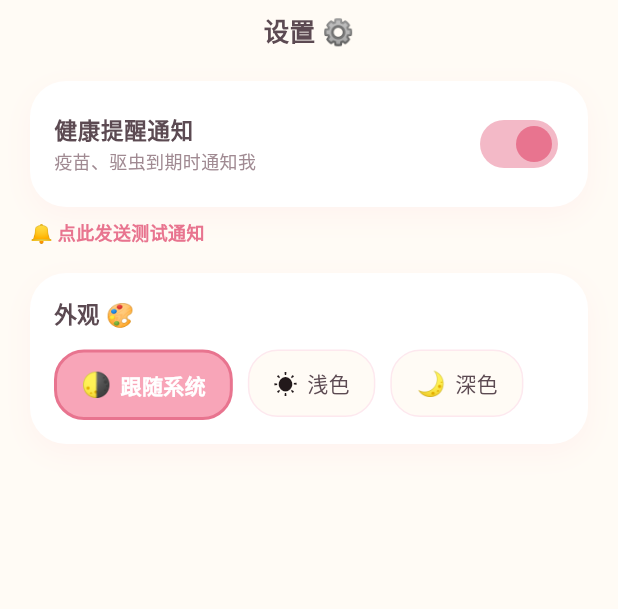
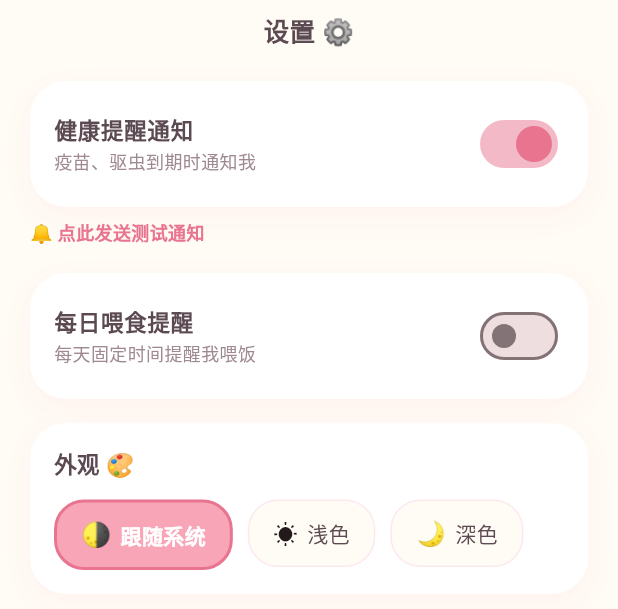
Before and after one commit to lvliang666666/ecat, a Flutter app: the _SettingsSheet widget shown alone on an empty page, opened directly, on a phone screen of 412 x 824 dp. Shown: the top 609 px of the screen. Run offline on Flutter 3.47's test engine with Material 3 defaults, Android fonts, the phone set to English and light mode, and no system bars; our stand-ins replace fl_chart, flutter_local_notifications, shared_preferences, timezone; missing offline and left inert: file_selector; accounts and stored records are empty.

Commit message:
feat(reminders): 每日喂食提醒 —— 固定时间提醒喂饭
- SettingsStore 新增 feedReminderEnabled / feedReminderMinutes（默认 09:00）
- Android：matchDateTimeComponents.time 每日重复，一次排定永久生效
- Windows：插件不支持周期调度 → 预排未来 7 天一次性通知，启动/数据变化时滚动重排
- 独立通知渠道 ecat_feed_reminders（Android 可单独关闭）
- 设置页新增子开关 + 时间选择（总开关关闭时置灰）
- 新增 2 个 SettingsStore 喂食提醒单测（默认值/持久化/钳制）

```diff
--- a/lib/pages/settings_sheet.dart
+++ b/lib/pages/settings_sheet.dart
@@ -15,6 +15,16 @@ import '../widgets/common.dart';
 Future<void> showSettingsSheet(BuildContext context) {
   return showCuteSheet(context: context, builder: (_) => const _SettingsSheet());
 }
+
+/// 分钟数 → 「09:00」文案
+String _minutesLabel(int minutes) {
+  final h = (minutes ~/ 60).toString().padLeft(2, '0');
+  final m = (minutes % 60).toString().padLeft(2, '0');
+  return '提醒时间：$h:$m';
+}
+
+TimeOfDay _minutesToTime(int minutes) =>
+    TimeOfDay(hour: minutes ~/ 60, minute: minutes % 60);
 
 class _SettingsSheet extends StatelessWidget {
   const _SettingsSheet();
@@ -106,6 +116,74 @@ class _SettingsSheet extends StatelessWidget {
         ),
         const SizedBox(height: 16),
 
+        // 每日喂食提醒（总开关关闭时置灰不可用）
+        CuteCard(
+          padding: const EdgeInsets.symmetric(horizontal: 16, vertical: 6),
+          child: Column(
+            children: [
+              SwitchListTile(
+                contentPadding: EdgeInsets.zero,
+                title: Text(
+                  '每日喂食提醒',
+                  style: TextStyle(
+                    fontSize: 15,
+                    fontWeight: FontWeight.bold,
+                    color: settings.notificationsEnabled
+                        ? AppColors.textMain
+                        : AppColors.textSub,
+                  ),
+                ),
+                subtitle: Text(
+                  '每天固定时间提醒我喂饭',
+                  style: TextStyle(fontSize: 12, color: AppColors.textSub),
+                ),
+                activeThumbColor: AppColors.pinkDeep,
+                value: settings.feedReminderEnabled,
+                onChanged: settings.notificationsEnabled
+                    ? (v) async {
+                        await context
+                            .read<SettingsStore>()
+                            .setFeedReminderEnabled(v);
+                        if (v && context.mounted) {
+                          showCuteToast(context, '每天会准时喊你喂饭啦 🍚');
+                        }
+                      }
+                    : null,
+              ),
+              // 时间选择行（子开关开启时才可点）
+              if (settings.feedReminderEnabled &&
+                  settings.notificationsEnabled)
+                ListTile(
+                  contentPadding: EdgeInsets.zero,
+                  dense: true,
+                  leading: const Text('⏰', style: TextStyle(fontSize: 18)),
+                  title: Text(
+                    _minutesLabel(settings.feedReminderMinutes),
+                    style: TextStyle(
+                      fontSize: 14,
+                      color: AppColors.textMain,
+                    ),
+                  ),
+                  trailing: Icon(Icons.chevron_right_rounded,
+                      size: 20, color: AppColors.textSub),
+                  onTap: () async {
+                    final picked = await showTimePicker(
+                      context: context,
+                      initialTime: _minutesToTime(
+                          settings.feedReminderMinutes),
+                    );
+                    if (picked == null || !context.mounted) return;
+                    await context
+                        .read<SettingsStore>()
+                        .setFeedReminderMinutes(
+                            picked.hour * 60 + picked.minute);
+                  },
+                ),
+            ],
+          ),
+        ),
+        const SizedBox(height: 16),
+
         // 外观选择
         CuteCard(
           child: Column(
--- a/lib/store/settings_store.dart
+++ b/lib/store/settings_store.dart
@@ -1,4 +1,4 @@
-// eCAT 全局设置状态：首次引导标记 / 主题模式 / 通知开关
+// eCAT 全局设置状态：首次引导标记 / 主题模式 / 通知开关 / 每日喂食提醒
 // 与 CatStore 同模式：ChangeNotifier + SharedPreferences 持久化，
 // main() 启动时 load() 一次，之后 setter 即改即存。
 library;
@@ -10,23 +10,31 @@ class SettingsStore extends ChangeNotifier {
   bool _onboardingDone = false;
   ThemeMode _themeMode = ThemeMode.system;
   bool _notificationsEnabled = true;
+  bool _feedReminderEnabled = false;
+  int _feedReminderMinutes = 9 * 60; // 默认 09:00（当天分钟数）
   bool _loaded = false;
 
   bool get onboardingDone => _onboardingDone;
   ThemeMode get themeMode => _themeMode;
   bool get notificationsEnabled => _notificationsEnabled;
+  bool get feedReminderEnabled => _feedReminderEnabled;
+  int get feedReminderMinutes => _feedReminderMinutes;
   bool get loaded => _loaded;
 
   // ---------- 持久化 key（ecat_ 前缀与 CatStore 一致） ----------
   static const _kOnboarding = 'ecat_onboarding_done';
   static const _kThemeMode = 'ecat_theme_mode';
   static const _kNotify = 'ecat_notify_enabled';
+  static const _kFeedReminderEnabled = 'ecat_feed_reminder_enabled';
+  static const _kFeedReminderMinutes = 'ecat_feed_reminder_minutes';
 
   Future<void> load() async {
     final sp = await SharedPreferences.getInstance();
     _onboardingDone = sp.getBool(_kOnboarding) ?? false;
     _themeMode = _decodeThemeMode(sp.getString(_kThemeMode));
     _notificationsEnabled = sp.getBool(_kNotify) ?? true;
+    _feedReminderEnabled = sp.getBool(_kFeedReminderEnabled) ?? false;
+    _feedReminderMinutes = sp.getInt(_kFeedReminderMinutes) ?? 9 * 60;
     _loaded = true;
     notifyListeners();
   }
@@ -56,6 +64,25 @@ class SettingsStore extends ChangeNotifier {
     notifyListeners();
   }
 
+  /// 每日喂食提醒开关（仅在总通知开关开启时有意义）
+  Future<void> setFeedReminderEnabled(bool enabled) async {
+    if (enabled == _feedReminderEnabled) return;
+    _feedReminderEnabled = enabled;
+    final sp = await SharedPreferences.getInstance();
+    await sp.setBool(_kFeedReminderEnabled, enabled);
+    notifyListeners();
+  }
+
+  /// 每日喂食提醒时间（当天分钟数 0~1439）
+  Future<void> setFeedReminderMinutes(int minutes) async {
+    final v = minutes.clamp(0, 23 * 60 + 59);
+    if (v == _feedReminderMinutes) return;
+    _feedReminderMinutes = v;
+    final sp = await SharedPreferences.getInstance();
+    await sp.setInt(_kFeedReminderMinutes, v);
+    notifyListeners();
+  }
+
   static ThemeMode _decodeThemeMode(String? raw) {
     switch (raw) {
       case 'light':
```
Also changed, not shown: lib/main.dart (+11 -0 lines), lib/services/reminder_service.dart (+96 -4 lines), 1 other file.
